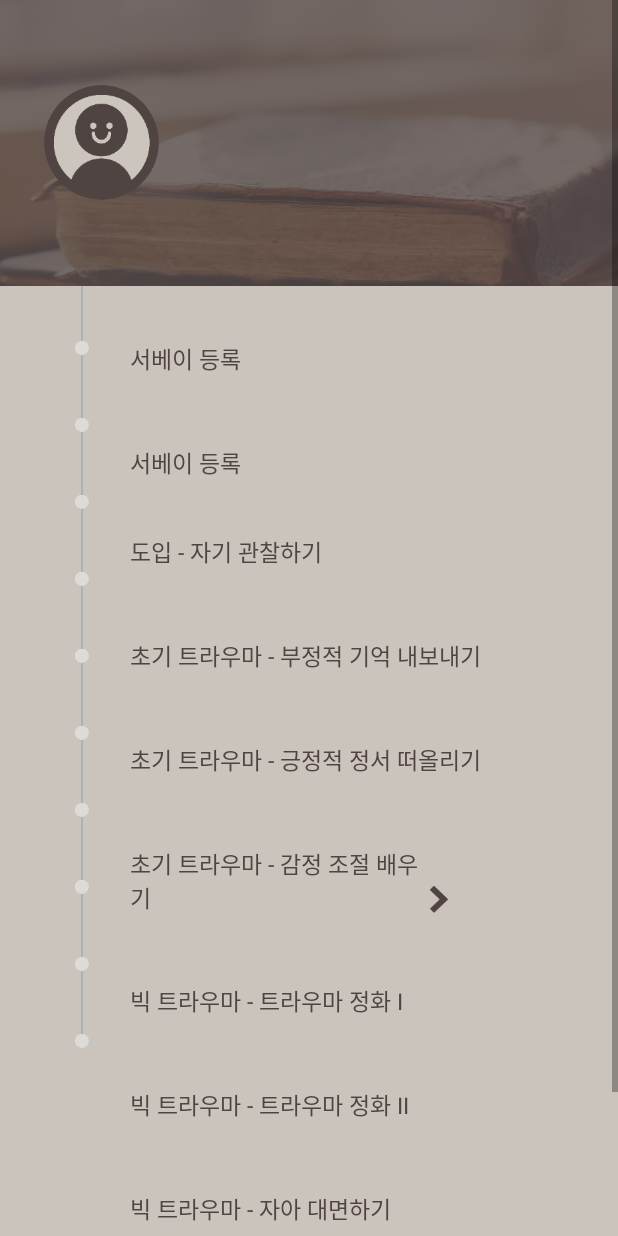
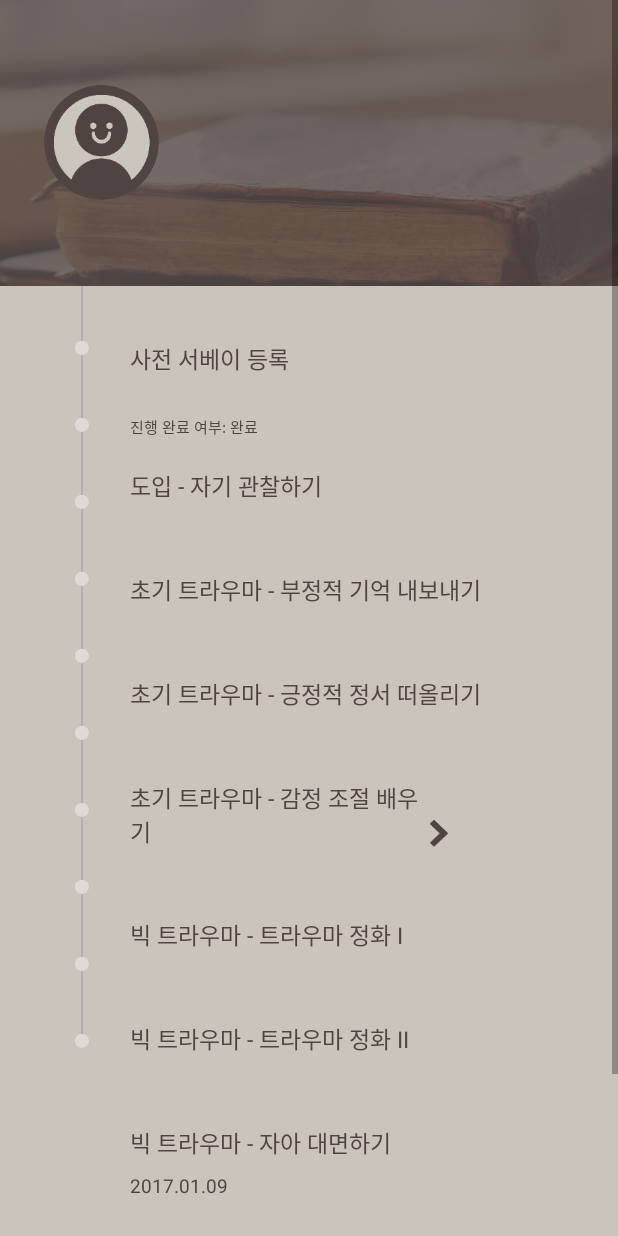
Before and after one commit to woosuk-oh/Healer, an Android app: the layout fragment_timeline.xml on its own in the app's theme, with its tools: preview values and no code run, on a phone screen of 412 x 824 dp. Run offline under Robolectric (Android 15) with nearby library versions, the phone set to English and light mode, and no system bars; Roboto replaces fonts that are not available here.

Commit message:
타임라인 구현중

```diff
--- a/app/src/main/java/scross/healer/networkService/object/TimelineObject.java
+++ b/app/src/main/java/scross/healer/networkService/object/TimelineObject.java
@@ -22,8 +22,9 @@
     public final String finish_date7;
     public final String finish_date8;
     public final String finish_date9;
+    public final String finish_date10;
 
-    public TimelineObject(String name, String birth, String emotion, String gender, String finish_date1, String finish_date2, String finish_date3, String finish_date4, String finish_date5, String finish_date6, String finish_date7, String finish_date8, String finish_date9) {
+    public TimelineObject(String name, String birth, String emotion, String gender, String finish_date1, String finish_date2, String finish_date3, String finish_date4, String finish_date5, String finish_date6, String finish_date7, String finish_date8, String finish_date9, String finish_date10) {
         this.name = name;
         this.birth = birth;
         this.emotion = emotion;
@@ -37,6 +38,7 @@
         this.finish_date7 = finish_date7;
         this.finish_date8 = finish_date8;
         this.finish_date9 = finish_date9;
+        this.finish_date10 = finish_date10;
     }
 
     public String getName() {
--- a/app/src/main/res/layout/fragment_timeline.xml
+++ b/app/src/main/res/layout/fragment_timeline.xml
@@ -72,8 +72,7 @@
                             android:layout_width="wrap_content"
                             android:layout_height="wrap_content"
                             android:text='@{" / "+timeline.gender}'
-                            android:textColor="@color/white"
-                            />
+                            android:textColor="@color/white" />
                     </LinearLayout>
 
                     <TextView
@@ -124,7 +123,7 @@
                                 android:layout_height="wrap_content"
                                 android:layout_gravity="center_horizontal"
                                 android:layout_marginTop="36.5dp"
-                                android:src="@drawable/projectnull" />
+                                android:background="@drawable/projectnull" />
 
                             <ImageView
                                 android:id="@+id/timeline_state_icon2"
@@ -132,7 +131,7 @@
                                 android:layout_height="wrap_content"
                                 android:layout_gravity="center_horizontal"
                                 android:layout_marginTop="41.75dp"
-                                android:src="@drawable/projectnull" />
+                                android:background="@drawable/projectnull" />
 
                             <ImageView
                                 android:id="@+id/timeline_state_icon3"
@@ -140,7 +139,7 @@
                                 android:layout_height="wrap_content"
                                 android:layout_gravity="center_horizontal"
                                 android:layout_marginTop="41.75dp"
-                                android:src="@drawable/projectnull" />
+                                android:background="@drawable/projectnull" />
 
                             <ImageView
                                 android:id="@+id/timeline_state_icon4"
@@ -148,7 +147,7 @@
                                 android:layout_height="wrap_content"
                                 android:layout_gravity="center_horizontal"
                                 android:layout_marginTop="41.75dp"
-                                android:src="@drawable/projectnull" />
+                                android:background="@drawable/projectnull" />
 
                             <ImageView
                                 android:id="@+id/timeline_state_icon5"
@@ -156,7 +155,7 @@
                                 android:layout_height="wrap_content"
                                 android:layout_gravity="center_horizontal"
                                 android:layout_marginTop="41.75dp"
-                                android:src="@drawable/projectnull" />
+                                android:background="@drawable/projectnull" />
 
 
                             <ImageView
@@ -165,7 +164,7 @@
                                 android:layout_height="wrap_content"
                                 android:layout_gravity="center_horizontal"
                                 android:layout_marginTop="41.75dp"
-                                android:src="@drawable/projectnull" />
+                                android:background="@drawable/projectnull" />
 
                             <ImageView
                                 android:id="@+id/timeline_state_icon7"
@@ -173,7 +172,7 @@
                                 android:layout_height="wrap_content"
                                 android:layout_gravity="center_horizontal"
                                 android:layout_marginTop="41.75dp"
-                                android:src="@drawable/projectnull" />
+                                android:background="@drawable/projectnull" />
 
                             <ImageView
                                 android:id="@+id/timeline_state_icon8"
@@ -181,7 +180,7 @@
                                 android:layout_height="wrap_content"
                                 android:layout_gravity="center_horizontal"
                                 android:layout_marginTop="41.75dp"
-                                android:src="@drawable/projectnull" />
+                                android:background="@drawable/projectnull" />
 
                             <ImageView
                                 android:id="@+id/timeline_state_icon9"
@@ -189,7 +188,7 @@
                                 android:layout_height="wrap_content"
                                 android:layout_gravity="center_horizontal"
                                 android:layout_marginTop="41.75dp"
-                                android:src="@drawable/projectnull" />
+                                android:background="@drawable/projectnull" />
 
                             <ImageView
                                 android:id="@+id/timeline_state_icon10"
@@ -197,7 +196,7 @@
                                 android:layout_height="wrap_content"
                                 android:layout_gravity="center_horizontal"
                                 android:layout_marginTop="41.75dp"
-                                android:src="@drawable/projectnull" />
+                                android:background="@drawable/projectnull" />
 
 
                         </LinearLayout>
@@ -233,7 +232,7 @@
                                 android:layout_width="wrap_content"
                                 android:layout_height="wrap_content"
                                 android:layout_marginBottom="7.75dp"
-                                android:text="서베이 등록"
+                                android:text="사전 서베이 등록"
                                 android:textColor="@color/color5"
                                 android:textSize="15sp" />
 
@@ -244,7 +243,16 @@
                                 android:text="@{timeline.finish_date1}"
                                 android:textColor="@color/color5"
                                 android:textSize="12.5sp" />
+
+                            <TextView
+                                android:layout_width="wrap_content"
+                                android:layout_height="wrap_content"
+                                android:text="진행 완료 여부: 완료"
+                                android:textSize="10sp"
+                                android:textColor="@color/color5"
+                                />
                         </LinearLayout>
+
 
                         <ImageView
                             android:id="@+id/timeline_content_arrow1"
@@ -258,50 +266,6 @@
 
                     </LinearLayout>
 
-                    <LinearLayout
-                        android:id="@+id/timeline_content2"
-                        android:layout_width="match_parent"
-
-                        android:layout_height="wrap_content"
-                        android:layout_marginBottom="10dp"
-                        android:layout_marginRight="30dp"
-                        android:orientation="horizontal">
-
-                        <LinearLayout
-                            android:layout_width="match_parent"
-                            android:layout_height="wrap_content"
-                            android:orientation="vertical">
-
-
-                            <TextView
-                                android:id="@+id/timeline_content_name2"
-                                android:layout_width="wrap_content"
-                                android:layout_height="wrap_content"
-                                android:layout_marginBottom="7.75dp"
-                                android:text="서베이 등록"
-                                android:textColor="@color/color5"
-                                android:textSize="15sp" />
-
-                            <TextView
-                                android:id="@+id/timeline_content_day2"
-                                android:layout_width="wrap_content"
-                                android:layout_height="wrap_content"
-                                android:text="@{timeline.finish_date2}"
-                                android:textColor="@color/color5"
-                                android:textSize="12.5sp" />
-                        </LinearLayout>
-
-                        <ImageView
-                            android:id="@+id/timeline_content_arrow2"
-                            android:layout_width="11.75dp"
-                            android:layout_height="18dp"
-                            android:layout_gravity="center"
-                            android:src="@drawable/projectstartbtn"
-                            android:visibility="invisible">
-
-                        </ImageView>
-
-                    </LinearLayout>
 
                     <LinearLayout
                         android:id="@+id/timeline_content3"
@@ -669,7 +633,53 @@
                         </ImageView>
 
                     </LinearLayout>
+
+                    <LinearLayout
+                        android:id="@+id/timeline_content2"
+                        android:layout_width="match_parent"
+
+                        android:layout_height="wrap_content"
+                        android:layout_marginBottom="10dp"
+                        android:layout_marginRight="30dp"
+                        android:orientation="horizontal">
+
+                        <LinearLayout
+                            android:layout_width="match_parent"
+                            android:layout_height="wrap_content"
+                            android:orientation="vertical">
+
+
+                            <TextView
+                                android:id="@+id/timeline_content_name2"
+                                android:layout_width="wrap_content"
+                                android:layout_height="wrap_content"
+                                android:layout_marginBottom="7.75dp"
+                                android:text="사후 서베이 등록"
+                                android:textColor="@color/color5"
+                                android:textSize="15sp" />
+
+                            <TextView
+                                android:id="@+id/timeline_content_day2"
+                                android:layout_width="wrap_content"
+                                android:layout_height="wrap_content"
+                                android:text="@{timeline.finish_date2}"
+                                android:textColor="@color/color5"
+                                android:textSize="12.5sp" />
+                        </LinearLayout>
+
+                        <ImageView
+                            android:id="@+id/timeline_content_arrow2"
+                            android:layout_width="11.75dp"
+                            android:layout_height="18dp"
+                            android:layout_gravity="center"
+                            android:src="@drawable/projectstartbtn"
+                            android:visibility="invisible">
+
+                        </ImageView>
+
+                    </LinearLayout>
                 </LinearLayout>
+
 
             </RelativeLayout>
         </LinearLayout>
```
Also changed, not shown: app/src/main/java/scross/healer/timeline/TimelineFragment.java (+84 -30 lines).
